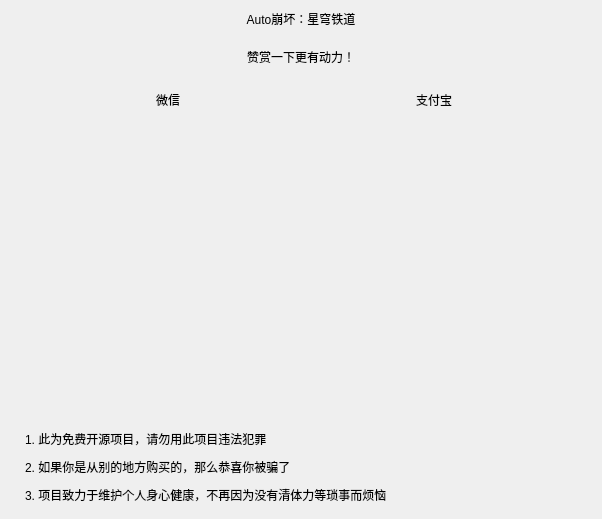
First picture: the form in widgets/widget/ui/info_widget.ui, repository JunNanLYS/AutoStarRail, before the edit.
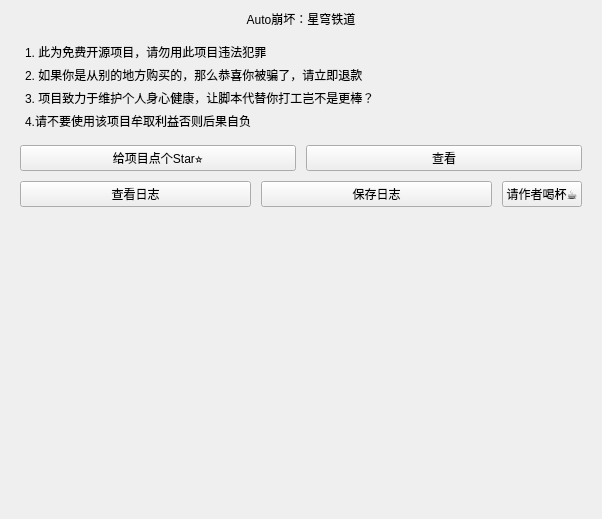
Second picture: the form after the edit. Custom widgets are drawn as their Qt base class.

Commit message: 修改信息界面

```diff
--- a/widgets/widget/ui/info_widget.ui
+++ b/widgets/widget/ui/info_widget.ui
@@ -13,10 +13,13 @@
   <property name="windowTitle">
    <string>Form</string>
   </property>
-  <layout class="QVBoxLayout" name="vBoxLayout" stretch="0,2,0">
+  <layout class="QVBoxLayout" name="vBoxLayout" stretch="0,0,0,0,0">
    <property name="spacing">
     <number>10</number>
    </property>
+   <property name="sizeConstraint">
+    <enum>QLayout::SetNoConstraint</enum>
+   </property>
    <property name="leftMargin">
     <number>20</number>
    </property>
@@ -40,128 +43,10 @@
     </widget>
    </item>
    <item>
-    <widget class="WidgetBase" name="payCard" native="true">
-     <layout class="QVBoxLayout" name="payCardLayout" stretch="0,0">
+    <widget class="Card" name="infoCard" native="true">
+     <layout class="QVBoxLayout" name="verticalLayout" stretch="0,0,0,0">
       <property name="spacing">
-       <number>10</number>
-      </property>
-      <property name="leftMargin">
-       <number>10</number>
-      </property>
-      <property name="topMargin">
-       <number>10</number>
-      </property>
-      <property name="rightMargin">
-       <number>10</number>
-      </property>
-      <property name="bottomMargin">
-       <number>10</number>
-      </property>
-      <item>
-       <widget class="BodyLabel" name="payLabel">
-        <property name="text">
-         <string>赞赏一下更有动力！</string>
-        </property>
-        <property name="alignment">
-         <set>Qt::AlignCenter</set>
-        </property>
-       </widget>
-      </item>
-      <item>
-       <layout class="QHBoxLayout" name="QRCardLayout">
-        <property name="spacing">
-         <number>10</number>
-        </property>
-        <property name="leftMargin">
-         <number>10</number>
-        </property>
-        <property name="topMargin">
-         <number>10</number>
-        </property>
-        <property name="rightMargin">
-         <number>10</number>
-        </property>
-        <property name="bottomMargin">
-         <number>10</number>
-        </property>
-        <item>
-         <widget class="WidgetBase" name="wechatQRCard" native="true">
-          <layout class="QVBoxLayout" name="wechatCardLayout" stretch="0,2">
-           <property name="spacing">
-            <number>5</number>
-           </property>
-           <property name="leftMargin">
-            <number>5</number>
-           </property>
-           <property name="topMargin">
-            <number>5</number>
-           </property>
-           <property name="rightMargin">
-            <number>5</number>
-           </property>
-           <property name="bottomMargin">
-            <number>5</number>
-           </property>
-           <item>
-            <widget class="BodyLabel" name="wechatLabel">
-             <property name="text">
-              <string>微信</string>
-             </property>
-             <property name="alignment">
-              <set>Qt::AlignCenter</set>
-             </property>
-            </widget>
-           </item>
-           <item>
-            <widget class="PixmapLabel" name="wechatQRImage"/>
-           </item>
-          </layout>
-         </widget>
-        </item>
-        <item>
-         <widget class="WidgetBase" name="alipayQRCard" native="true">
-          <layout class="QVBoxLayout" name="alipayCardLayout" stretch="0,2">
-           <property name="spacing">
-            <number>5</number>
-           </property>
-           <property name="leftMargin">
-            <number>5</number>
-           </property>
-           <property name="topMargin">
-            <number>5</number>
-           </property>
-           <property name="rightMargin">
-            <number>5</number>
-           </property>
-           <property name="bottomMargin">
-            <number>5</number>
-           </property>
-           <item>
-            <widget class="BodyLabel" name="alipayLabel">
-             <property name="text">
-              <string>支付宝</string>
-             </property>
-             <property name="alignment">
-              <set>Qt::AlignCenter</set>
-             </property>
-            </widget>
-           </item>
-           <item>
-            <widget class="PixmapLabel" name="alipayQRImage"/>
-           </item>
-          </layout>
-         </widget>
-        </item>
-       </layout>
-      </item>
-     </layout>
-    </widget>
-   </item>
-   <item>
-    <widget class="WidgetBase" name="infoCard" native="true">
-     <layout class="QVBoxLayout" name="verticalLayout">
-      <property name="spacing">
-       <number>10</number>
+       <number>5</number>
       </property>
       <property name="leftMargin">
        <number>5</number>
@@ -185,26 +70,111 @@
       <item>
        <widget class="BodyLabel" name="label2">
         <property name="text">
-         <string>2. 如果你是从别的地方购买的，那么恭喜你被骗了</string>
+         <string>2. 如果你是从别的地方购买的，那么恭喜你被骗了，请立即退款</string>
         </property>
        </widget>
       </item>
       <item>
        <widget class="BodyLabel" name="label3">
         <property name="text">
-         <string>3. 项目致力于维护个人身心健康，不再因为没有清体力等琐事而烦恼</string>
+         <string>3. 项目致力于维护个人身心健康，让脚本代替你打工岂不是更棒？</string>
+        </property>
+       </widget>
+      </item>
+      <item>
+       <widget class="BodyLabel" name="label4">
+        <property name="text">
+         <string>4.请不要使用该项目牟取利益否则后果自负</string>
         </property>
        </widget>
       </item>
      </layout>
     </widget>
    </item>
+   <item>
+    <layout class="QHBoxLayout" name="horizontalLayout_2">
+     <property name="spacing">
+      <number>10</number>
+     </property>
+     <property name="topMargin">
+      <number>0</number>
+     </property>
+     <item>
+      <widget class="HyperlinkButton" name="githubButton">
+       <property name="text">
+        <string>给项目点个Star⭐</string>
+       </property>
+      </widget>
+     </item>
+     <item>
+      <widget class="DropDownPushButton" name="viewInfoButton">
+       <property name="text">
+        <string>查看</string>
+       </property>
+      </widget>
+     </item>
+    </layout>
+   </item>
+   <item>
+    <layout class="QHBoxLayout" name="horizontalLayout" stretch="1,1,0">
+     <property name="spacing">
+      <number>10</number>
+     </property>
+     <property name="topMargin">
+      <number>0</number>
+     </property>
+     <item>
+      <widget class="PushButton" name="viewLogButton">
+       <property name="text">
+        <string>查看日志</string>
+       </property>
+      </widget>
+     </item>
+     <item>
+      <widget class="PushButton" name="saveLogButton">
+       <property name="text">
+        <string>保存日志</string>
+       </property>
+      </widget>
+     </item>
+     <item>
+      <widget class="PushButton" name="QRButton">
+       <property name="text">
+        <string>请作者喝杯☕</string>
+       </property>
+      </widget>
+     </item>
+    </layout>
+   </item>
+   <item>
+    <spacer name="verticalSpacer">
+     <property name="orientation">
+      <enum>Qt::Vertical</enum>
+     </property>
+     <property name="sizeHint" stdset="0">
+      <size>
+       <width>20</width>
+       <height>40</height>
+      </size>
+     </property>
+    </spacer>
+   </item>
   </layout>
  </widget>
  <customwidgets>
   <customwidget>
-   <class>PixmapLabel</class>
-   <extends>QLabel</extends>
+   <class>HyperlinkButton</class>
+   <extends>QPushButton</extends>
+   <header>qfluentwidgets</header>
+  </customwidget>
+  <customwidget>
+   <class>PushButton</class>
+   <extends>QPushButton</extends>
+   <header>qfluentwidgets</header>
+  </customwidget>
+  <customwidget>
+   <class>DropDownPushButton</class>
+   <extends>PushButton</extends>
    <header>qfluentwidgets</header>
   </customwidget>
   <customwidget>
@@ -218,9 +188,9 @@
    <header>qfluentwidgets</header>
   </customwidget>
   <customwidget>
-   <class>WidgetBase</class>
+   <class>Card</class>
    <extends>QWidget</extends>
-   <header>widgets</header>
+   <header>..card</header>
    <container>1</container>
   </customwidget>
  </customwidgets>
```
The commit also changes 4 other files.
